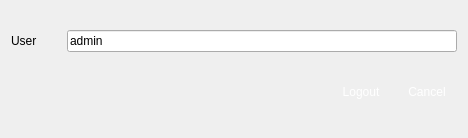
Before: the Qt Designer form client/src/main/vscuserstatus.ui in linkingvision/rapidvms, drawn with Qt 5.
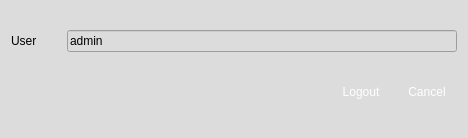
After: the same form once the commit is applied. Icons and pictures are not drawn.

Diff of the .ui file:
```diff
--- a/client/src/main/vscuserstatus.ui
+++ b/client/src/main/vscuserstatus.ui
@@ -17,6 +17,9 @@
    <iconset resource="../main/vscmainwindows.qrc">
     <normaloff>:/logo/resources/vscsmall.png</normaloff>:/logo/resources/vscsmall.png</iconset>
   </property>
+  <property name="styleSheet">
+   <string notr="true">background-color: rgb(220, 220, 220);</string>
+  </property>
   <property name="modal">
    <bool>true</bool>
   </property>
```
Left out of the diff: 4 changed lines with no effect on the pictures.
